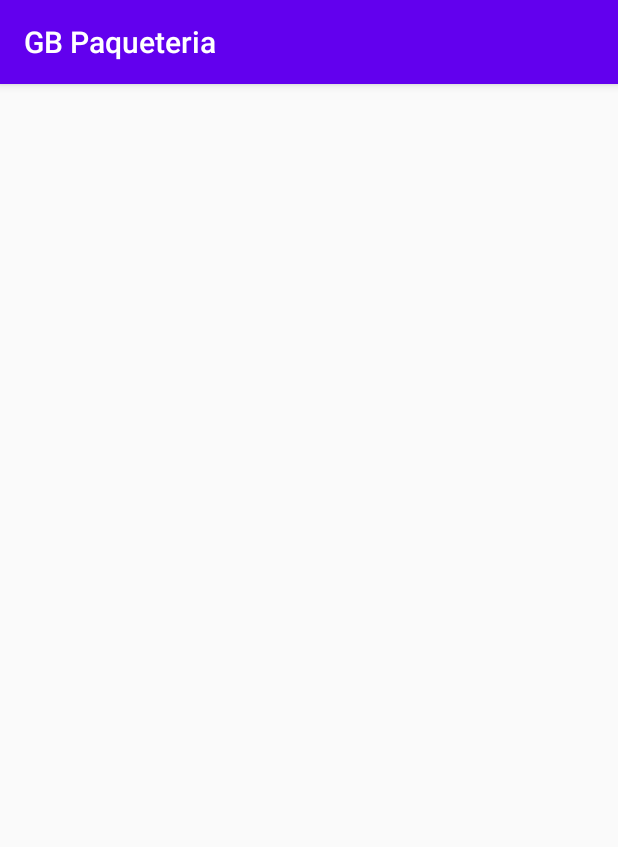
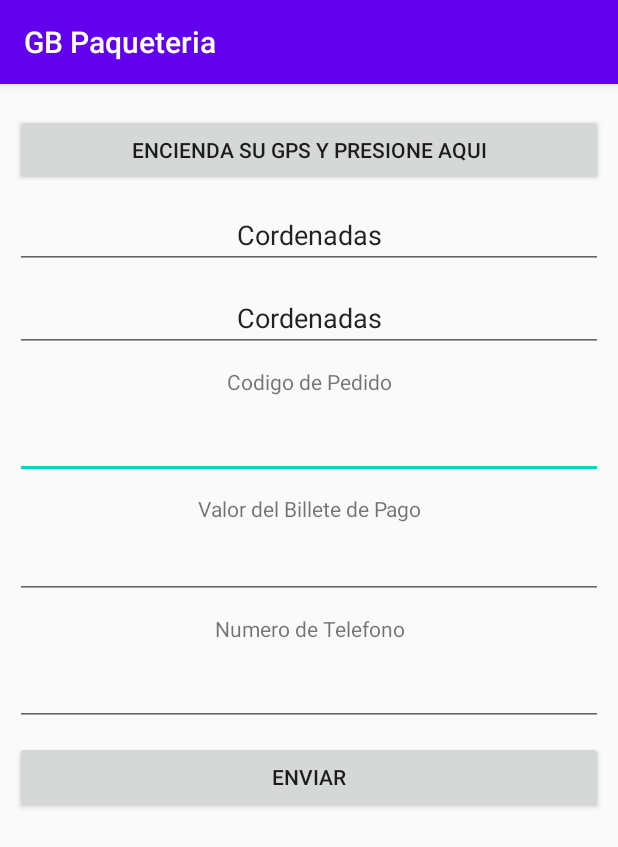
Before and after one commit to gbgerson/GBPaqueteria, an Android app: the RegistroActivity screen opened directly, with no data from a screen before it, on a phone screen of 412 x 824 dp. Shown: the top 847 px of the screen. Run offline under Robolectric (Android 15) with nearby library versions, the phone set to English and light mode, and no system bars.

Commit message:
Vista para el registro de un paquete

```diff
--- a/app/src/main/res/layout/activity_registro.xml
+++ b/app/src/main/res/layout/activity_registro.xml
@@ -1,9 +1,134 @@
 <?xml version="1.0" encoding="utf-8"?>
-<androidx.constraintlayout.widget.ConstraintLayout xmlns:android="http://schemas.android.com/apk/res/android"
+<ScrollView xmlns:android="http://schemas.android.com/apk/res/android"
     xmlns:app="http://schemas.android.com/apk/res-auto"
     xmlns:tools="http://schemas.android.com/tools"
     android:layout_width="match_parent"
     android:layout_height="match_parent"
-    tools:context=".RegistroActivity">
+    android:orientation="vertical"
+    tools:context=".RegistroActivity"
+    android:weightSum="1">
+    <LinearLayout
+        android:layout_width="match_parent"
+        android:layout_height="match_parent"
+        android:orientation="vertical">
+        <Button
+            android:id="@+id/button"
+            android:layout_marginRight="10dp"
+            android:layout_marginLeft="10dp"
+            android:layout_width="match_parent"
+            android:layout_height="wrap_content"
+            android:layout_below="@+id/tvUbicacion"
+            android:layout_centerHorizontal="true"
+            android:layout_marginTop="20dp"
+            android:text="Encienda su GPS y Presione Aqui" />
 
-</androidx.constraintlayout.widget.ConstraintLayout>
+        <EditText
+            android:id="@+id/txvLat"
+            android:layout_width="match_parent"
+            android:layout_height="wrap_content"
+            android:ems="10"
+            android:inputType="textPersonName"
+            android:text="Cordenadas"
+            android:textAlignment="center"
+            android:focusable="false"
+            android:layout_marginTop="10dp"
+            android:layout_marginRight="10dp"
+            android:layout_marginLeft="10dp"/>
+
+        <EditText
+            android:id="@+id/txvLog"
+            android:layout_marginTop="10dp"
+            android:layout_marginRight="10dp"
+            android:layout_marginLeft="10dp"
+            android:layout_width="match_parent"
+            android:layout_height="wrap_content"
+            android:ems="10"
+            android:textAlignment="center"
+            android:inputType="textPersonName"
+            android:text="Cordenadas"
+            android:focusable="false"
+            android:layout_centerVertical="true"
+            android:layout_centerHorizontal="true" />
+
+        <TextView
+            android:layout_marginTop="10dp"
+            android:layout_marginRight="10dp"
+            android:layout_marginLeft="10dp"
+            android:textAlignment="center"
+            android:id="@+id/textView"
+            android:layout_width="match_parent"
+            android:layout_height="wrap_content"
+            android:text="Codigo de Pedido" />
+
+        <EditText
+            android:id="@+id/txvNo"
+            android:layout_marginTop="10dp"
+            android:layout_marginRight="10dp"
+            android:layout_marginLeft="10dp"
+            android:layout_width="match_parent"
+            android:layout_height="wrap_content"
+            android:ems="10"
+            android:textAlignment="center"
+            android:inputType="textPersonName"
+            android:text=""
+            android:layout_centerVertical="true"
+            android:layout_centerHorizontal="true" />
+
+        <TextView
+            android:layout_marginTop="10dp"
+            android:layout_marginRight="10dp"
+            android:layout_marginLeft="10dp"
+            android:textAlignment="center"
+            android:id="@+id/textView2"
+            android:layout_width="match_parent"
+            android:layout_height="wrap_content"
+            android:text="Valor del Billete de Pago" />
+
+        <EditText
+            android:id="@+id/txvBillete"
+            android:layout_marginTop="5dp"
+            android:layout_marginRight="10dp"
+            android:layout_marginLeft="10dp"
+            android:layout_width="match_parent"
+            android:layout_height="wrap_content"
+            android:ems="10"
+            android:textAlignment="center"
+            android:inputType="textPersonName"
+            android:text=""
+            android:layout_centerVertical="true"
+            android:layout_centerHorizontal="true" />
+
+        <TextView
+            android:layout_marginTop="10dp"
+            android:layout_marginRight="10dp"
+            android:layout_marginLeft="10dp"
+            android:textAlignment="center"
+            android:id="@+id/textView3"
+            android:layout_width="match_parent"
+            android:layout_height="wrap_content"
+            android:text="Numero de Telefono" />
+
+        <EditText
+            android:id="@+id/txvTelefono"
+            android:layout_marginTop="10dp"
+            android:layout_marginRight="10dp"
+            android:layout_marginLeft="10dp"
+            android:layout_width="match_parent"
+            android:layout_height="wrap_content"
+            android:ems="10"
+            android:textAlignment="center"
+            android:inputType="textPersonName"
+            android:text=""
+            android:layout_centerVertical="true"
+            android:layout_centerHorizontal="true" />
+        <Button
+            android:id="@+id/btnEnviar"
+            android:layout_marginTop="10dp"
+            android:layout_marginRight="10dp"
+            android:layout_marginLeft="10dp"
+            android:layout_width="match_parent"
+            android:layout_height="wrap_content"
+            android:text="Enviar"/>
+    </LinearLayout>
+
+</ScrollView>
```
